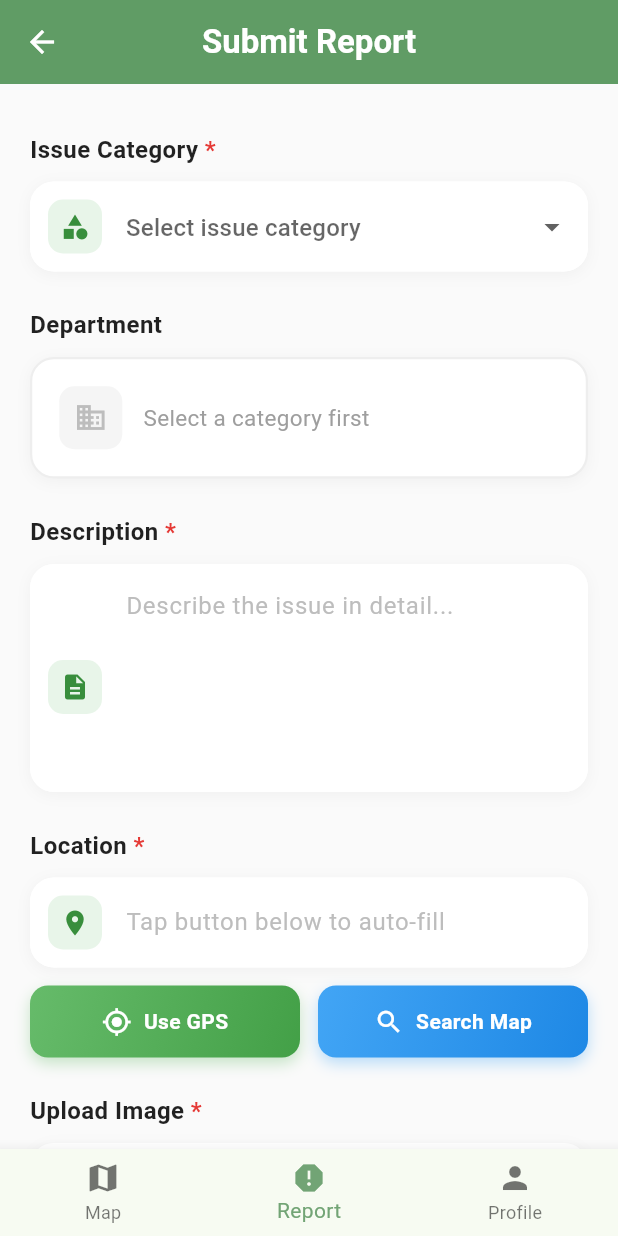
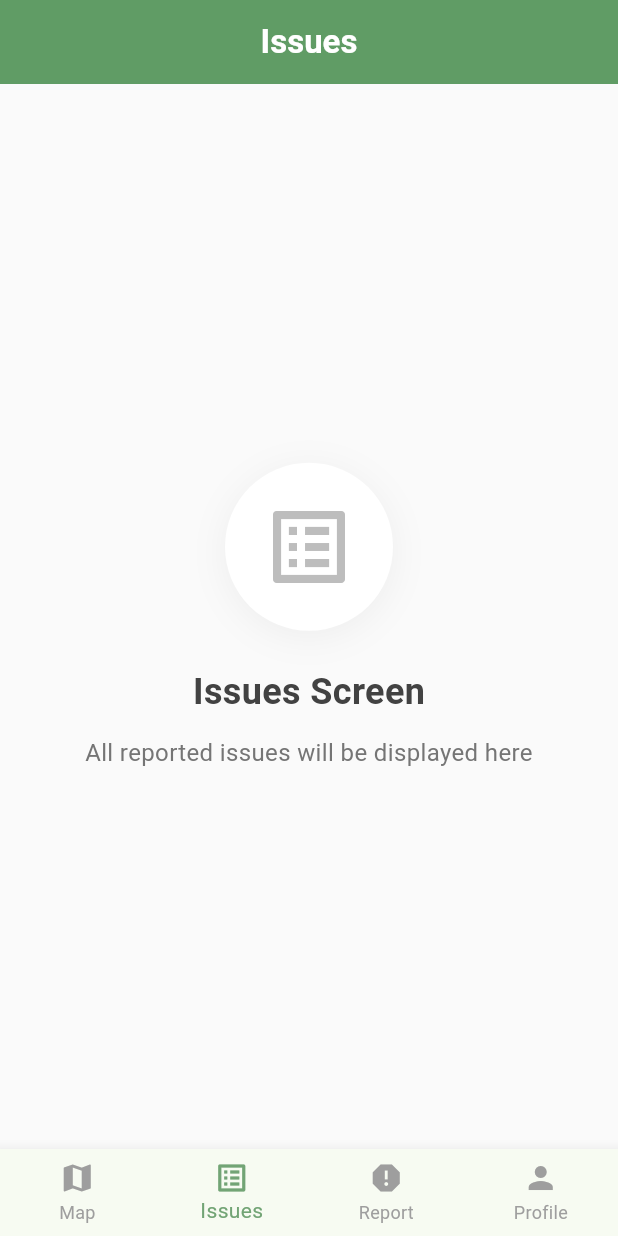
Before and after one commit to Jnyyy27/GreenWatch, a Flutter app: the screen it shows once a user with an empty profile is signed in, item 2 of the bottom bar chosen, on a phone screen of 412 x 824 dp. Run offline on Flutter 3.47's test engine with Material 3 defaults, Android fonts, the phone set to English and light mode, and no system bars; our stand-ins replace cloud_firestore, firebase_auth, firebase_core, firebase_storage, geocoding, geolocator and 2 more; accounts and stored records are empty.

Commit message:
Add issue page and remove generated plugin files from tracking

```diff
--- a/lib/app_mobile/app_mobile.dart
+++ b/lib/app_mobile/app_mobile.dart
@@ -5,6 +5,7 @@ import 'package:geolocator/geolocator.dart';
 import 'screens/auth_screen.dart';
 import 'screens/report_screen.dart';
 import 'screens/profile_screen.dart';
+import 'screens/issues_screen.dart';
 
 class MobileApp extends StatelessWidget {
   const MobileApp({super.key});
@@ -212,12 +213,17 @@ class _MyHomePageState extends State<MyHomePage> {
       ),
 
       // --------------------
-      // Tab 1: Report Screen
+      // Tab 1: Issues Screen
+      // --------------------
+      const IssuesScreen(),
+
+      // --------------------
+      // Tab 2: Report Screen
       // --------------------
       const ReportScreen(),
 
       // ---------------------
-      // Tab 2: Profile Screen
+      // Tab 3: Profile Screen
       // ---------------------
       const ProfileScreen(),
     ];
@@ -229,11 +235,14 @@ class _MyHomePageState extends State<MyHomePage> {
       bottomNavigationBar: BottomNavigationBar(
         items: const <BottomNavigationBarItem>[
           BottomNavigationBarItem(icon: Icon(Icons.map), label: 'Map'),
+          BottomNavigationBarItem(icon: Icon(Icons.list_alt), label: 'Issues'),
           BottomNavigationBarItem(icon: Icon(Icons.report), label: 'Report'),
           BottomNavigationBarItem(icon: Icon(Icons.person), label: 'Profile'),
         ],
         currentIndex: _selectedIndex,
         selectedItemColor: const Color.fromARGB(255, 114, 164, 117),
+        unselectedItemColor: Colors.grey,
+        type: BottomNavigationBarType.fixed,
         onTap: _onItemTapped,
       ),
     );
--- /dev/null
+++ b/lib/app_mobile/screens/issues_screen.dart
@@ -0,0 +1,71 @@
+import 'package:flutter/material.dart';
+
+class IssuesScreen extends StatefulWidget {
+  const IssuesScreen({super.key});
+
+  @override
+  State<IssuesScreen> createState() => _IssuesScreenState();
+}
+
+class _IssuesScreenState extends State<IssuesScreen> {
+  @override
+  Widget build(BuildContext context) {
+    return Scaffold(
+      backgroundColor: Colors.grey.shade50,
+      appBar: AppBar(
+        title: const Text(
+          'Issues',
+          style: TextStyle(fontWeight: FontWeight.w600),
+        ),
+        backgroundColor: const Color.fromARGB(255, 96, 156, 101),
+        foregroundColor: Colors.white,
+        elevation: 0,
+        centerTitle: true,
+      ),
+      body: Center(
+        child: Column(
+          mainAxisAlignment: MainAxisAlignment.center,
+          children: [
+            Container(
+              padding: const EdgeInsets.all(24),
+              decoration: BoxDecoration(
+                color: Colors.white,
+                shape: BoxShape.circle,
+                boxShadow: [
+                  BoxShadow(
+                    color: Colors.black.withOpacity(0.05),
+                    blurRadius: 20,
+                    offset: const Offset(0, 4),
+                  ),
+                ],
+              ),
+              child: Icon(
+                Icons.list_alt,
+                size: 64,
+                color: Colors.grey.shade400,
+              ),
+            ),
+            const SizedBox(height: 24),
+            Text(
+              'Issues Screen',
+              style: TextStyle(
+                fontSize: 24,
+                fontWeight: FontWeight.bold,
+                color: Colors.grey.shade800,
+              ),
+            ),
+            const SizedBox(height: 12),
+            Padding(
+              padding: const EdgeInsets.symmetric(horizontal: 48),
+              child: Text(
+                'All reported issues will be displayed here',
+                textAlign: TextAlign.center,
+                style: TextStyle(fontSize: 16, color: Colors.grey.shade600),
+              ),
+            ),
+          ],
+        ),
+      ),
+    );
+  }
+}
--- a/lib/app_mobile/screens/map_search_screen.dart
+++ b/lib/app_mobile/screens/map_search_screen.dart
@@ -264,8 +264,9 @@ class _MapSearchScreenState extends State<MapSearchScreen> {
 
     return Scaffold(
       appBar: AppBar(
-        title: const Text('Search Location',
-        style: TextStyle(
+        title: const Text(
+          'Search Location',
+          style: TextStyle(
             fontSize: 20,
             fontWeight: FontWeight.bold,
             letterSpacing: 0.5,
--- a/lib/app_mobile/screens/report_screen.dart
+++ b/lib/app_mobile/screens/report_screen.dart
@@ -28,13 +28,13 @@ class _ReportScreenState extends State<ReportScreen> {
   bool _isLoadingLocation = false;
 
   final List<String> _categories = [
-    'Public equipment problem',
-    'Damage/missing road signs',
-    'Faded road markings',
-    'Traffic light problem',
-    'Streetlights problem',
     'Damage roads',
     'Road potholes',
+    'Road signs',
+    'Faded road markings',
+    'Traffic light',
+    'Streetlights',
+    'Public equipment',
   ];
 
   @override
@@ -495,11 +495,6 @@ class _ReportScreenState extends State<ReportScreen> {
         foregroundColor: Colors.white,
         elevation: 0,
         centerTitle: true,
-        leading: IconButton(
-          icon: const Icon(Icons.arrow_back),
-          onPressed: () => Navigator.of(context).maybePop(),
-          tooltip: 'Back',
-        ),
       ),
       body: _isSubmitting
           ? Center(
--- a/lib/services/report_service.dart
+++ b/lib/services/report_service.dart
@@ -57,12 +57,12 @@ class ReportService {
   // Map categories to departments
   static String getDepartmentForCategory(String category) {
     switch (category) {
-      case 'Public equipment problem':
-      case 'Damage/missing road signs':
+      case 'Public equipment':
+      case 'Road signs':
       case 'Faded road markings':
-      case 'Traffic light problem':
+      case 'Traffic light':
         return 'MBPP';
-      case 'Streetlights problem':
+      case 'Streetlights':
         return 'TNB';
       case 'Damage roads':
       case 'Road potholes':
```
Also changed, not shown: 3 other files.
